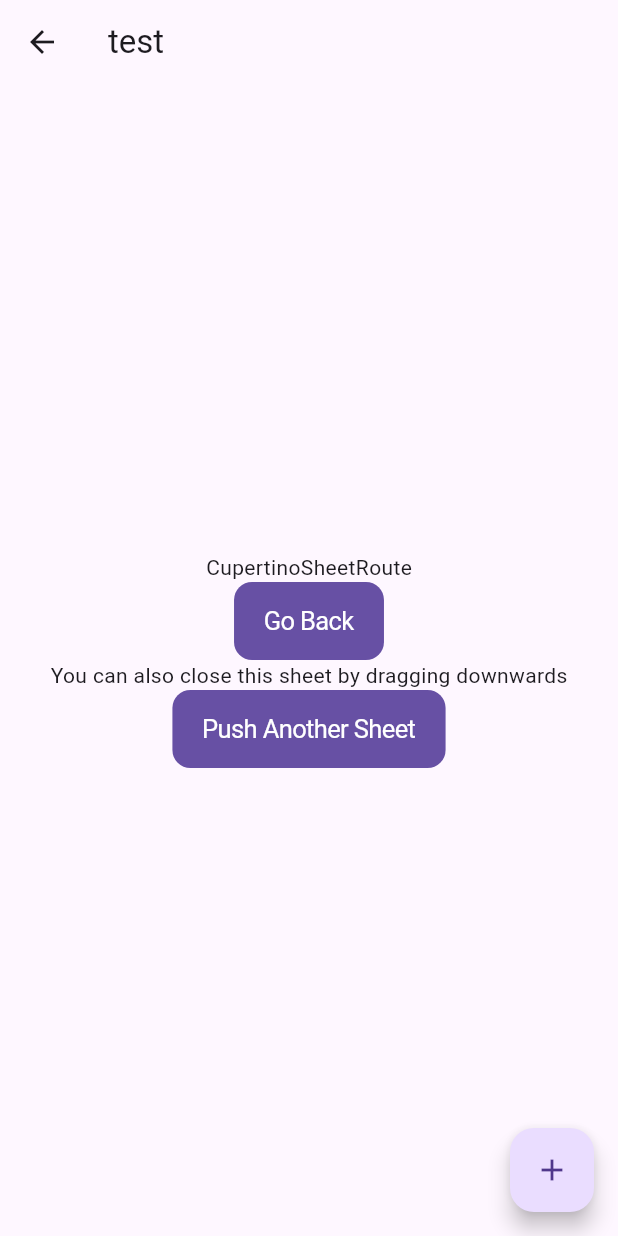
After one commit to masal9pse/flutter_solve_my_issues, a Flutter app: the _SheetScaffold screen opened directly, on a phone screen of 412 x 824 dp. The commit adds this screen. Run offline on Flutter 3.47's test engine with Material 3 defaults, Android fonts, the phone set to English and light mode, and no system bars; our stand-ins replace flutter_hooks, hooks_riverpod, modal_bottom_sheet; missing offline and left inert: sheet.

Commit message:
test commit

```diff
--- /dev/null
+++ b/devtools_options.yaml
@@ -0,0 +1,3 @@
+description: This file stores settings for Dart & Flutter DevTools.
+documentation: https://docs.flutter.dev/tools/devtools/extensions#configure-extension-enablement-states
+extensions:
--- /dev/null
+++ b/lib/sheet_sample.dart
@@ -0,0 +1,95 @@
+// Copyright 2014 The Flutter Authors. All rights reserved.
+// Use of this source code is governed by a BSD-style license that can be
+// found in the LICENSE file.
+
+import 'package:flutter/cupertino.dart';
+import 'package:flutter/material.dart';
+
+/// Flutter code sample for [CupertinoSheetRoute].aaa
+
+void main() {
+  runApp(const CupertinoSheetApp());
+}
+
+class CupertinoSheetApp extends StatelessWidget {
+  const CupertinoSheetApp({super.key});
+
+  @override
+  Widget build(BuildContext context) {
+    // return const CupertinoApp(title: 'Cupertino Sheet', home: HomePage());
+    return const MaterialApp(title: 'Cupertino Sheet', home: HomePage());
+  }
+}
+
+class HomePage extends StatelessWidget {
+  const HomePage({super.key});
+
+  @override
+  Widget build(BuildContext context) {
+    return CupertinoPageScaffold(
+      navigationBar: const CupertinoNavigationBar(
+        middle: Text('Sheet Example'),
+        automaticBackgroundVisibility: false,
+      ),
+      child: Center(
+        child: Column(
+          mainAxisAlignment: MainAxisAlignment.center,
+          children: <Widget>[
+            CupertinoButton.filled(
+              onPressed: () {
+                Navigator.of(context).push(
+                  CupertinoSheetRoute<void>(
+                    builder: (BuildContext context) => const _SheetScaffold(),
+                  ),
+                );
+              },
+              child: const Text('Open Bottom Sheet'),
+            ),
+          ],
+        ),
+      ),
+    );
+  }
+}
+
+class _SheetScaffold extends StatelessWidget {
+  const _SheetScaffold();
+
+  @override
+  Widget build(BuildContext context) {
+    return Scaffold(
+      appBar: AppBar(
+        title: Text('test'),
+      ),
+      floatingActionButton: FloatingActionButton(
+        onPressed: () {},
+        child: Icon(Icons.add),
+      ),
+      body: Center(
+        child: Column(
+          mainAxisAlignment: MainAxisAlignment.center,
+          children: <Widget>[
+            const Text('CupertinoSheetRoute'),
+            CupertinoButton.filled(
+              onPressed: () {
+                Navigator.of(context).maybePop();
+              },
+              child: const Text('Go Back'),
+            ),
+            const Text('You can also close this sheet by dragging downwards'),
+            CupertinoButton.filled(
+              onPressed: () {
+                Navigator.of(context).push(
+                  CupertinoSheetRoute<void>(
+                    builder: (BuildContext context) => const _SheetScaffold(),
+                  ),
+                );
+              },
+              child: const Text('Push Another Sheet'),
+            ),
+          ],
+        ),
+      ),
+    );
+  }
+}
--- a/pubspec.yaml
+++ b/pubspec.yaml
@@ -20,6 +20,9 @@ dependencies:
   retrofit: ^4.4.2
   auto_route: ^9.2.2
   app_links: ^6.3.3
+  provider: ^6.1.2
+  modal_bottom_sheet: ^3.0.0
+  sheet: ^1.0.0
 
 dev_dependencies:
   flutter_test:
```
Also changed, not shown: lib/check_provider_library.dart (added, +51 -0 lines), lib/dual_navigator.dart (added, +104 -0 lines), lib/inherite_model_sample.dart (+8 -14 lines), lib/main.dart (+64 -2 lines), pubspec.lock, 4 other files.
